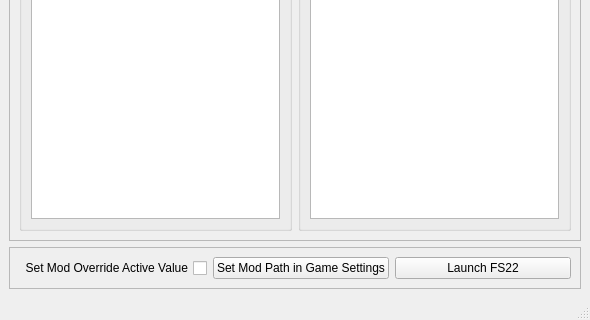
The window that EditorGUI.ui (DangerousDick/FS-Mod-Folder-Manager) describes before a commit, drawn with Qt 5; both pictures show x 0 to 590 and y 235 to 555 of the 590 by 555 pixel window.
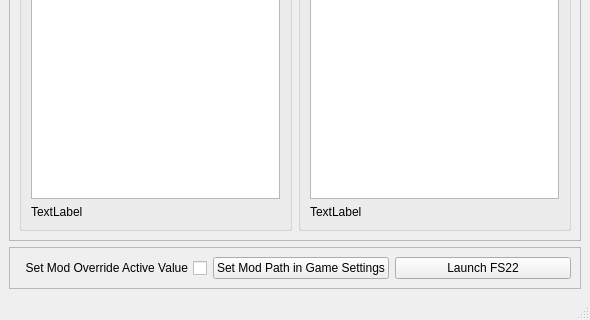
The same window after the commit. Icons and pictures are not drawn.

Commit message: Added list counts to GUI

Patch:
```diff
--- a/EditorGUI.ui
+++ b/EditorGUI.ui
@@ -139,6 +139,13 @@
             </property>
            </widget>
           </item>
+          <item>
+           <widget class="QLabel" name="lblModFolderCount">
+            <property name="text">
+             <string>TextLabel</string>
+            </property>
+           </widget>
+          </item>
          </layout>
         </widget>
        </item>
@@ -169,6 +176,13 @@
             </property>
            </widget>
           </item>
+          <item>
+           <widget class="QLabel" name="lblModsListCount">
+            <property name="text">
+             <string>TextLabel</string>
+            </property>
+           </widget>
+          </item>
          </layout>
         </widget>
        </item>
```
Left out of the diff: 2 changed lines with no effect on the pictures. The commit also changes 2 other files.
